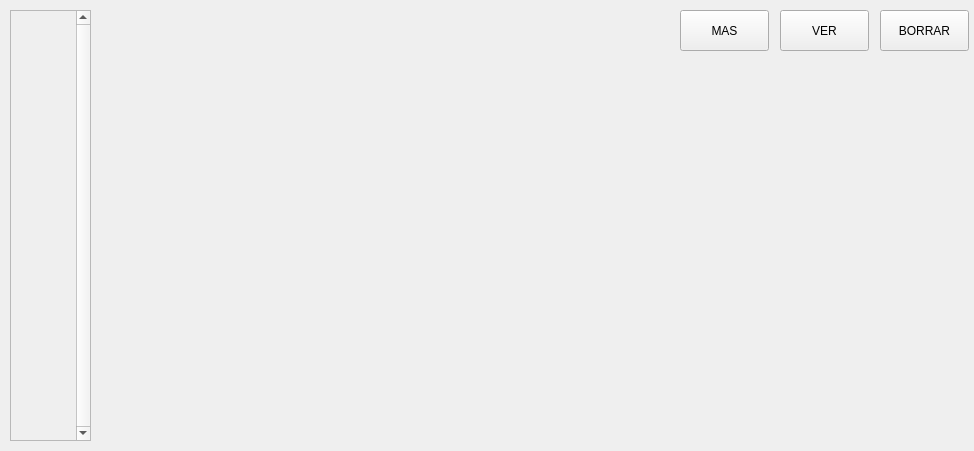
Qt form DISENOS/creadorPreguntasMain_d.ui (ronihdzz/DisenadorPreguntas) before a commit.
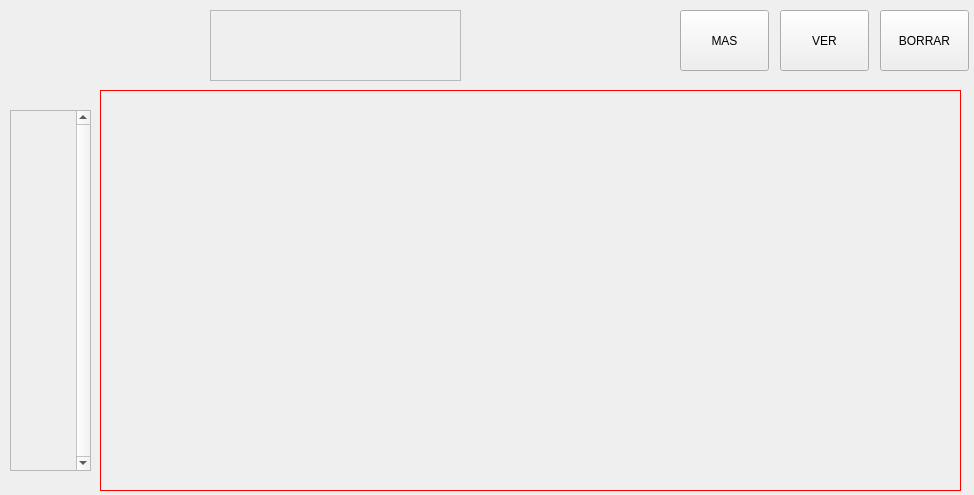
The same form after that commit.

Commit message: Diseños definitivos, sub diseños imagenes listos, agregar preguntas tambien listo

```diff
--- a/DISENOS/creadorPreguntasMain_d.ui
+++ b/DISENOS/creadorPreguntasMain_d.ui
@@ -7,7 +7,7 @@
     <x>0</x>
     <y>0</y>
     <width>974</width>
-    <height>451</height>
+    <height>495</height>
    </rect>
   </property>
   <property name="windowTitle">
@@ -17,9 +17,9 @@
    <property name="geometry">
     <rect>
      <x>10</x>
-     <y>10</y>
+     <y>110</y>
      <width>81</width>
-     <height>431</height>
+     <height>361</height>
     </rect>
    </property>
    <property name="verticalScrollBarPolicy">
@@ -37,7 +37,7 @@
       <x>0</x>
       <y>0</y>
       <width>65</width>
-      <height>429</height>
+      <height>359</height>
      </rect>
     </property>
    </widget>
@@ -48,7 +48,7 @@
      <x>680</x>
      <y>10</y>
      <width>89</width>
-     <height>41</height>
+     <height>61</height>
     </rect>
    </property>
    <property name="text">
@@ -61,7 +61,7 @@
      <x>880</x>
      <y>10</y>
      <width>89</width>
-     <height>41</height>
+     <height>61</height>
     </rect>
    </property>
    <property name="text">
@@ -74,7 +74,7 @@
      <x>780</x>
      <y>10</y>
      <width>89</width>
-     <height>41</height>
+     <height>61</height>
     </rect>
    </property>
    <property name="text">
@@ -85,9 +85,9 @@
    <property name="geometry">
     <rect>
      <x>100</x>
-     <y>60</y>
+     <y>90</y>
      <width>861</width>
-     <height>381</height>
+     <height>401</height>
     </rect>
    </property>
    <property name="toolTipDuration">
@@ -95,8 +95,7 @@
    </property>
    <property name="styleSheet">
     <string notr="true">padding:0px;
-
-
+border: 1px solid red;
 </string>
    </property>
    <property name="frameShape">
@@ -109,6 +108,29 @@
     <number>-1</number>
    </property>
   </widget>
+  <widget class="QScrollArea" name="scrollArea">
+   <property name="geometry">
+    <rect>
+     <x>210</x>
+     <y>10</y>
+     <width>251</width>
+     <height>71</height>
+    </rect>
+   </property>
+   <property name="widgetResizable">
+    <bool>true</bool>
+   </property>
+   <widget class="QWidget" name="scrollAreaWidgetContents_2">
+    <property name="geometry">
+     <rect>
+      <x>0</x>
+      <y>0</y>
+      <width>249</width>
+      <height>69</height>
+     </rect>
+    </property>
+   </widget>
+  </widget>
  </widget>
  <resources/>
  <connections/>
```
The commit also changes 22 other files.
